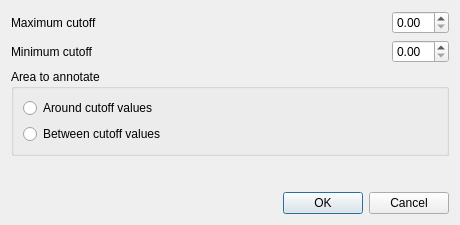
Qt form src/corelibs/U2View/src/ov_sequence/ui/SaveGraphCutoffsDialog.ui (violethaze74/ugene) before a commit.
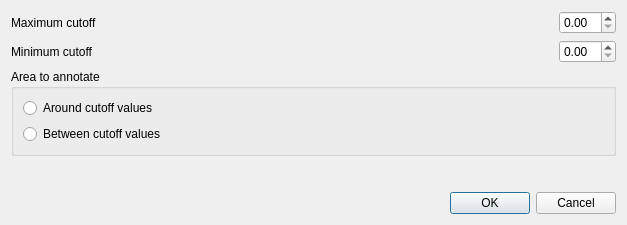
The same form after that commit.

```diff
--- a/src/corelibs/U2View/src/ov_sequence/ui/SaveGraphCutoffsDialog.ui
+++ b/src/corelibs/U2View/src/ov_sequence/ui/SaveGraphCutoffsDialog.ui
@@ -6,7 +6,7 @@
    <rect>
     <x>0</x>
     <y>0</y>
-    <width>460</width>
+    <width>627</width>
     <height>225</height>
    </rect>
   </property>
@@ -14,6 +14,9 @@
    <string>Save Graph Cutoffs as Annotations</string>
   </property>
   <layout class="QGridLayout" name="gridLayout">
+   <property name="sizeConstraint">
+    <enum>QLayout::SetMinAndMaxSize</enum>
+   </property>
    <item row="1" column="1" colspan="2">
     <spacer name="horizontalSpacer_3">
      <property name="orientation">
```
